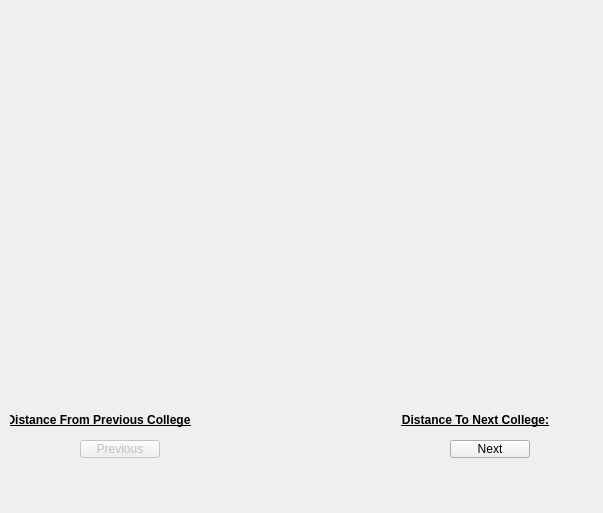
This is forms/tripdialog.ui in DimitriChrysafis/CollegeDistanceProject as Qt 5 draws it before an edit. The edited form follows.
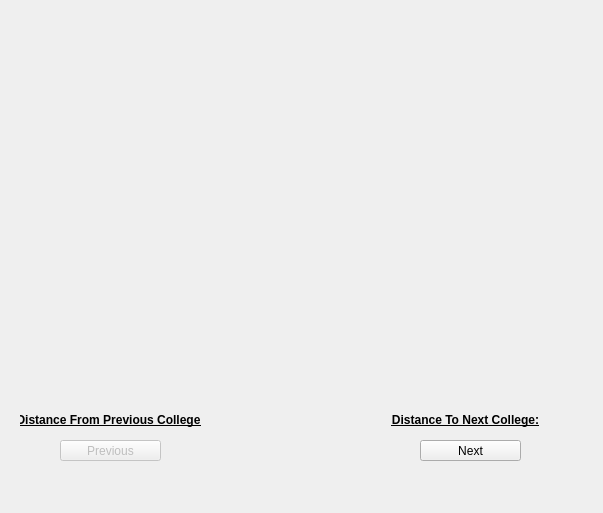
This is the edited form.

Commit message: Updated trip dialog to have final page

```diff
--- a/forms/tripdialog.ui
+++ b/forms/tripdialog.ui
@@ -19,10 +19,10 @@
    </property>
    <property name="geometry">
     <rect>
-     <x>80</x>
+     <x>60</x>
      <y>440</y>
-     <width>80</width>
-     <height>18</height>
+     <width>101</width>
+     <height>21</height>
     </rect>
    </property>
    <property name="text">
@@ -32,10 +32,10 @@
   <widget class="QPushButton" name="button_next">
    <property name="geometry">
     <rect>
-     <x>450</x>
+     <x>420</x>
      <y>440</y>
-     <width>80</width>
-     <height>18</height>
+     <width>101</width>
+     <height>21</height>
     </rect>
    </property>
    <property name="text">
@@ -90,7 +90,7 @@
   <widget class="QLabel" name="label_next">
    <property name="geometry">
     <rect>
-     <x>400</x>
+     <x>390</x>
      <y>410</y>
      <width>151</width>
      <height>20</height>
@@ -112,7 +112,7 @@
   <widget class="QLabel" name="label_previous">
    <property name="geometry">
     <rect>
-     <x>10</x>
+     <x>20</x>
      <y>410</y>
      <width>181</width>
      <height>20</height>
@@ -142,7 +142,7 @@
    </property>
    <property name="font">
     <font>
-     <bold>true</bold>
+     <bold>false</bold>
      <underline>false</underline>
     </font>
    </property>
```
Left out of the diff: 2 changed lines with no effect on the pictures. The commit also changes 4 other files.
